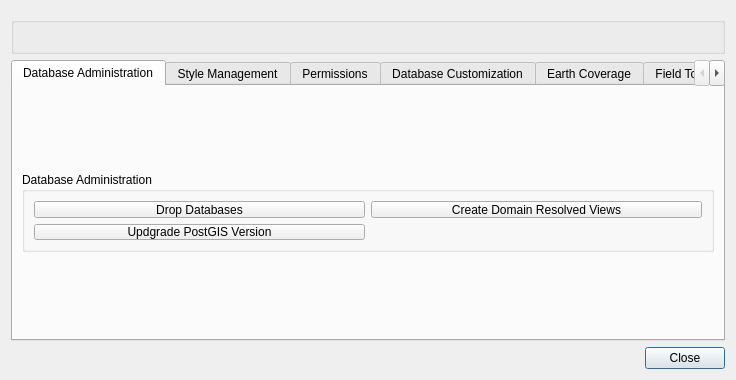
Before: the Qt Designer form ServerTools/batchDbManager.ui in dsgoficial/DsgTools, drawn with Qt 5.
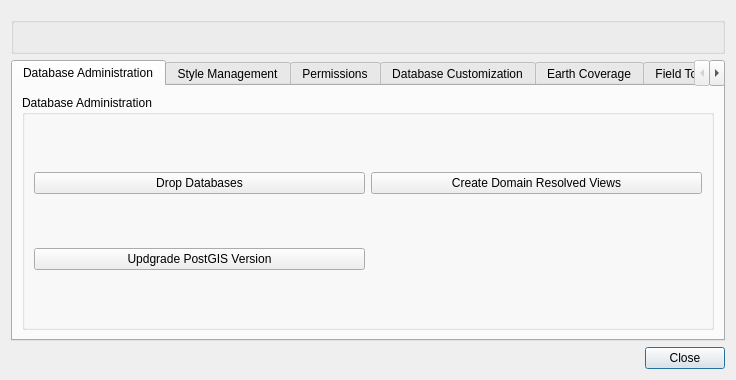
After: the same form once the commit is applied. Custom widgets are drawn as their Qt base class.

Diff of the .ui file:
```diff
--- a/ServerTools/batchDbManager.ui
+++ b/ServerTools/batchDbManager.ui
@@ -109,7 +109,7 @@
       <attribute name="title">
        <string>Database Administration</string>
       </attribute>
-      <layout class="QGridLayout" name="gridLayout_7">
+      <layout class="QGridLayout" name="gridLayout_3">
        <item row="0" column="0">
         <widget class="QGroupBox" name="groupBox_3">
          <property name="sizePolicy">
@@ -121,13 +121,13 @@
          <property name="maximumSize">
           <size>
            <width>16777215</width>
-           <height>80</height>
+           <height>16777215</height>
           </size>
          </property>
          <property name="title">
           <string>Database Administration</string>
          </property>
-         <layout class="QGridLayout" name="gridLayout_3">
+         <layout class="QGridLayout" name="gridLayout_7">
           <item row="0" column="0">
            <widget class="QPushButton" name="dropDatabasePushButton">
             <property name="text">
```
Left out of the diff: 4 changed lines with no effect on the pictures.
